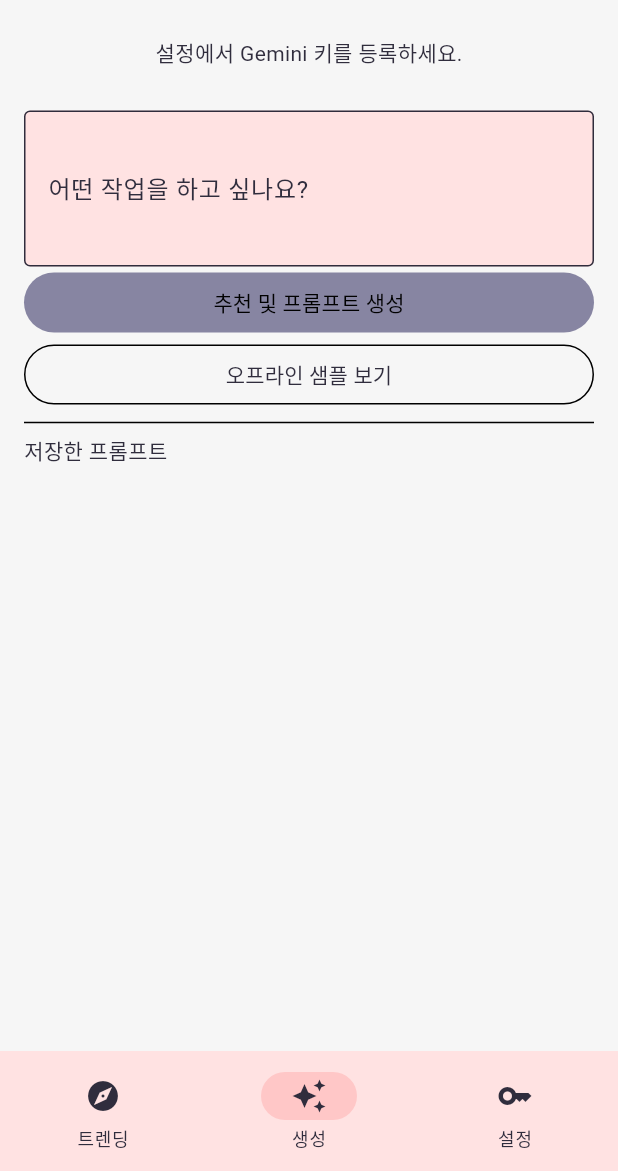
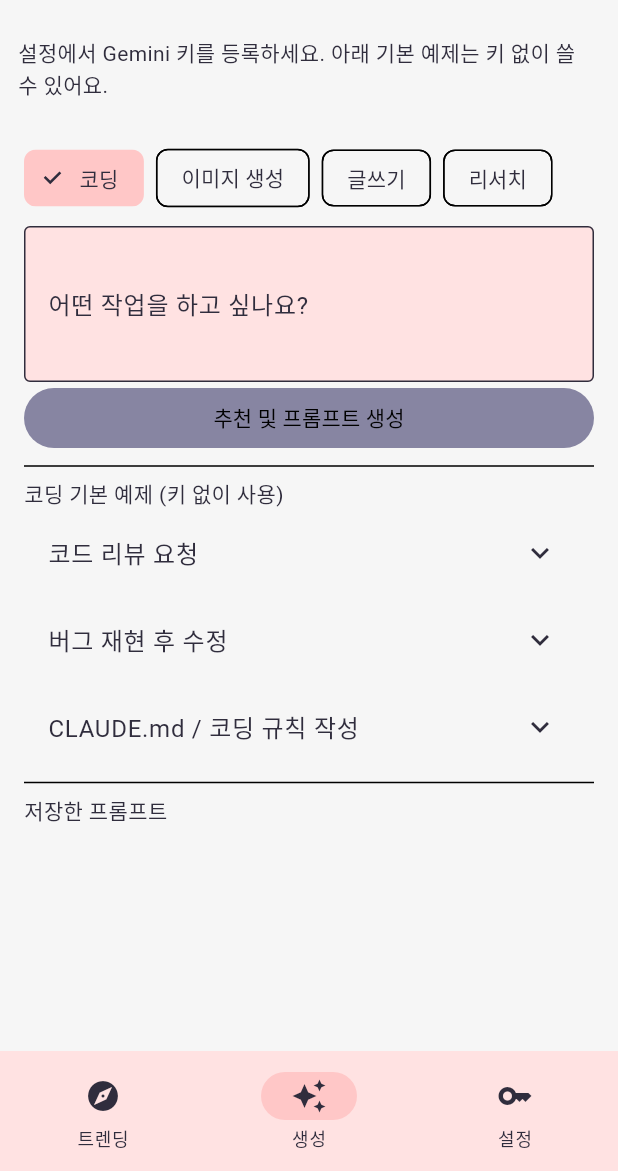
Before and after one commit to ChoiSangJin/AI-Skills-Prompt-Curation-App, a Flutter app: the screen it shows after launch, item 2 of the bottom bar chosen, after a tap on "추천 및 프롬프트 생성", on a phone screen of 412 x 824 dp, the part 65-1236 px from its top. Run offline on Flutter 3.47's test engine with Material 3 defaults, Android fonts, the phone set to English and light mode, and no system bars; our stand-ins replace flutter_secure_storage, sqflite; accounts and stored records are empty; network calls fail.

Commit message:
feat: add offline prompt library and purpose-aware generation
The generator only offered one hard-coded Flutter sample and had no image
generation support. Purpose chips (coding, image generation, writing,
research) now pick both the built-in examples, usable without a key, and
the output format requested from Gemini, e.g. Midjourney/Stable Diffusion
syntax for images. Saved prompts record their purpose, and copying shows
a confirmation.

Co-Authored-By: Claude Opus 5.5 <noreply@anthropic.com>
Claude-Session: https://claude.ai/code/session_01B1Hm3ozBa5iSHNZDxgWGNZ

````diff
--- a/lib/main.dart
+++ b/lib/main.dart
@@ -5,6 +5,7 @@ import 'package:flutter_secure_storage/flutter_secure_storage.dart';
 import 'gemini_service.dart';
 import 'summary_loading.dart';
 import 'github_service.dart';
+import 'prompt_library.dart';
 import 'package:path/path.dart' as p;
 import 'package:sqflite/sqflite.dart';
 import 'package:url_launcher/url_launcher.dart';
@@ -109,6 +110,7 @@ class _HomeState extends State<Home> {
   int page = 0;
   int category = 0;
   Feed feed = Feed.popular;
+  String purpose = purposes.first;
   bool busy = false;
   String message = '';
   List<Map<String, dynamic>> repos = [];
@@ -259,10 +261,7 @@ class _HomeState extends State<Home> {
                             '${result['use_case_summary']}\n\n${result['target_audience']}\n\n${result['execution_snippet']}')),
                     actions: [
                       TextButton(
-                          onPressed: () {
-                            Clipboard.setData(ClipboardData(
-                                text: result['execution_snippet']));
-                          },
+                          onPressed: () => copy(result['execution_snippet']),
                           child: const Text('복사')),
                       TextButton(
                           onPressed: () => Navigator.pop(context),
@@ -355,7 +354,23 @@ class _HomeState extends State<Home> {
         .toList();
   }
 
+  // Copy with visible feedback so users know the tap worked.
+  void copy(String text) {
+    Clipboard.setData(ClipboardData(text: text));
+    ScaffoldMessenger.of(context).showSnackBar(
+        const SnackBar(content: Text('복사했어요'), duration: Duration(seconds: 1)));
+  }
+
   Widget generator() => ListView(padding: const EdgeInsets.all(16), children: [
+        // The purpose drives both the Gemini output format and the examples.
+        Wrap(spacing: 8, children: [
+          for (final item in purposes)
+            ChoiceChip(
+                label: Text(item),
+                selected: purpose == item,
+                onSelected: (_) => setState(() => purpose = item))
+        ]),
+        const SizedBox(height: 8),
         TextField(
             controller: task,
             maxLines: 3,
@@ -366,28 +381,23 @@ class _HomeState extends State<Home> {
                 : () => run(() async {
                       final key = await Store.secure.read(key: 'gemini');
                       if (key == null) {
-                        setState(() => message = '설정에서 Gemini 키를 등록하세요.');
+                        setState(() => message =
+                            '설정에서 Gemini 키를 등록하세요. 아래 기본 예제는 키 없이 쓸 수 있어요.');
                         return;
                       }
-                      final result = await gemini.generate(key, task.text);
+                      if (task.text.trim().isEmpty) {
+                        throw const ApiFailure('먼저 작업 내용을 입력해 주세요.');
+                      }
+                      final result = await gemini.generate(
+                          key, '${purposeGuides[purpose]}\nTask: ${task.text}');
                       if (mounted) setState(() => recipe = result);
                     }),
             child: const Text('추천 및 프롬프트 생성')),
-        OutlinedButton(
-            onPressed: () => setState(() => recipe = {
-                  'use_case_summary':
-                      'Flutter 화면을 작은 위젯으로 분리하고 접근성과 오류 상태를 점검하세요. 주의: API 키를 소스 코드에 넣지 마세요.',
-                  'target_audience': 'Flutter 개발자',
-                  'execution_snippet':
-                      'Flutter 화면을 설계해 주세요. 로딩·빈 목록·오류 상태와 접근성 레이블을 포함하고 작은 위젯으로 분리하세요.'
-                }),
-            child: const Text('오프라인 샘플 보기')),
         if (recipe != null) ...[
           SelectableText(
               '${recipe!['use_case_summary']}\n\n${recipe!['target_audience']}\n\n${recipe!['execution_snippet']}'),
           TextButton(
-              onPressed: () => Clipboard.setData(
-                  ClipboardData(text: recipe!['execution_snippet'])),
+              onPressed: () => copy(recipe!['execution_snippet']),
               child: const Text('프롬프트 복사')),
           TextButton(
               onPressed: () => run(() async {
@@ -395,9 +405,9 @@ class _HomeState extends State<Home> {
                     final now = DateTime.now().millisecondsSinceEpoch;
                     await db.insert('saved_prompts', {
                       'id': '$now',
-                      'title': task.text.isEmpty ? '샘플' : task.text,
+                      'title': task.text.isEmpty ? purpose : task.text,
                       'content': recipe!['execution_snippet'],
-                      'category': 'custom',
+                      'category': purpose,
                       'created_at': now
                     });
                     final rows = await db.query('saved_prompts',
@@ -407,13 +417,20 @@ class _HomeState extends State<Home> {
               child: const Text('저장'))
         ],
         const Divider(),
+        Text('$purpose 기본 예제 (키 없이 사용)'),
+        for (final item in promptLibrary.where((p) => p.purpose == purpose))
+          ExpansionTile(title: Text(item.title), children: [
+            SelectableText(item.content),
+            TextButton(
+                onPressed: () => copy(item.content), child: const Text('복사'))
+          ]),
+        const Divider(),
         const Text('저장한 프롬프트'),
         for (final item in saved)
           ListTile(
               title: Text(item['title']),
               subtitle: Text(item['content']),
-              onTap: () =>
-                  Clipboard.setData(ClipboardData(text: item['content'])))
+              onTap: () => copy(item['content']))
       ]);
   Widget settings() => ListView(padding: const EdgeInsets.all(16), children: [
         const Text(
--- /dev/null
+++ b/lib/prompt_library.dart
@@ -0,0 +1,50 @@
+// Built-in prompt examples that work without a Gemini key.
+
+/// Purposes shown as chips in the generator tab.
+const purposes = ['코딩', '이미지 생성', '글쓰기', '리서치'];
+
+/// Output-format guidance sent to Gemini for each purpose.
+const purposeGuides = {
+  '코딩':
+      'Purpose: coding. Write execution_snippet as a prompt to paste into a coding agent such as Claude Code or Cursor, with context, constraints and acceptance criteria.',
+  '이미지 생성':
+      'Purpose: image generation. Write execution_snippet as an English Midjourney/Stable Diffusion prompt covering subject, style, lighting, composition and camera, ending with parameters such as --ar 16:9.',
+  '글쓰기':
+      'Purpose: writing. Write execution_snippet as a prompt specifying audience, tone, length and structure.',
+  '리서치':
+      'Purpose: research. Write execution_snippet as a prompt asking for sourced findings, comparisons and open questions.',
+};
+
+class LibraryPrompt {
+  final String purpose;
+  final String title;
+  final String content;
+  const LibraryPrompt(this.purpose, this.title, this.content);
+}
+
+const promptLibrary = [
+  LibraryPrompt('코딩', '코드 리뷰 요청',
+      '아래 코드를 리뷰해 주세요. 버그 가능성, 보안 문제, 성능 문제를 심각도 순으로 나열하고 각 항목마다 문제 위치, 이유, 수정 코드를 보여 주세요. 스타일 지적은 마지막에 따로 모아 주세요.\n\n```\n[코드 붙여넣기]\n```'),
+  LibraryPrompt('코딩', '버그 재현 후 수정',
+      '다음 버그를 수정해 주세요: [증상]. 먼저 버그를 재현하는 실패 테스트를 작성하고, 원인을 설명한 뒤, 테스트가 통과하도록 최소한으로 수정해 주세요. 관련 없는 코드는 바꾸지 마세요.'),
+  LibraryPrompt('코딩', 'CLAUDE.md / 코딩 규칙 작성',
+      '이 저장소를 분석해서 AI 코딩 에이전트용 규칙 파일을 작성해 주세요. 빌드·테스트 명령, 폴더 구조, 코드 스타일, 절대 하면 안 되는 작업을 짧은 항목으로 정리하고, 추측한 내용은 "확인 필요"로 표시해 주세요.'),
+  LibraryPrompt('이미지 생성', '제품 사진',
+      'Studio product photo of [product] on a matte pastel pink pedestal, soft diffused key light from the left, subtle reflection, minimal background, shallow depth of field, 85mm lens, high detail, commercial photography --ar 4:5 --style raw'),
+  LibraryPrompt('이미지 생성', '앱 아이콘',
+      'Minimal flat app icon of [subject], rounded square, bold simple shapes, two-color palette lavender and pink, centered, no text, soft gradient, vector style, high contrast --ar 1:1'),
+  LibraryPrompt('이미지 생성', '일러스트 배경',
+      'Cozy isometric illustration of [scene], warm evening light, soft pastel colors, clean lines, small details, gentle shadows, digital art, wide composition --ar 16:9'),
+  LibraryPrompt('글쓰기', 'SNS 소개글',
+      '[주제]를 소개하는 SNS 게시물을 3가지 버전으로 작성해 주세요. 독자는 [대상], 각 버전은 300자 이내, 첫 문장은 호기심을 끄는 질문으로 시작하고, 해시태그는 3개 이하로 붙여 주세요.'),
+  LibraryPrompt('글쓰기', '문서 요약',
+      '아래 글을 바쁜 독자용으로 요약해 주세요. 핵심 결론 한 문장, 근거 3개, 실행할 일 목록 순서로 정리하고 원문에 없는 내용은 추가하지 마세요.\n\n[글 붙여넣기]'),
+  LibraryPrompt('글쓰기', '이메일 다듬기',
+      '아래 이메일 초안을 [정중한/간결한] 톤으로 다듬어 주세요. 요청 사항과 기한이 첫 문단에 드러나게 하고, 수정한 이유를 마지막에 짧게 알려 주세요.\n\n[초안 붙여넣기]'),
+  LibraryPrompt('리서치', '도구 비교',
+      '[도구 A]와 [도구 B]를 [용도] 기준으로 비교해 주세요. 가격, 학습 난이도, 장단점, 추천 상황을 표로 정리하고, 확인이 필요한 최신 정보는 따로 표시해 주세요.'),
+  LibraryPrompt('리서치', '주제 빠르게 파악',
+      '[주제]를 처음 접하는 사람에게 설명해 주세요. 핵심 개념 5개, 자주 하는 오해, 더 공부할 자료 유형을 순서대로 알려 주고, 불확실한 부분은 그렇다고 말해 주세요.'),
+  LibraryPrompt('리서치', 'GitHub 저장소 평가',
+      '이 GitHub 저장소를 도입해도 될지 평가해 주세요: [URL]. 유지보수 활발도, 라이선스, 문서 품질, 보안 위험, 대안을 확인하고 도입/보류 의견을 근거와 함께 주세요.'),
+];
````
Also changed, not shown: 2 other files.
